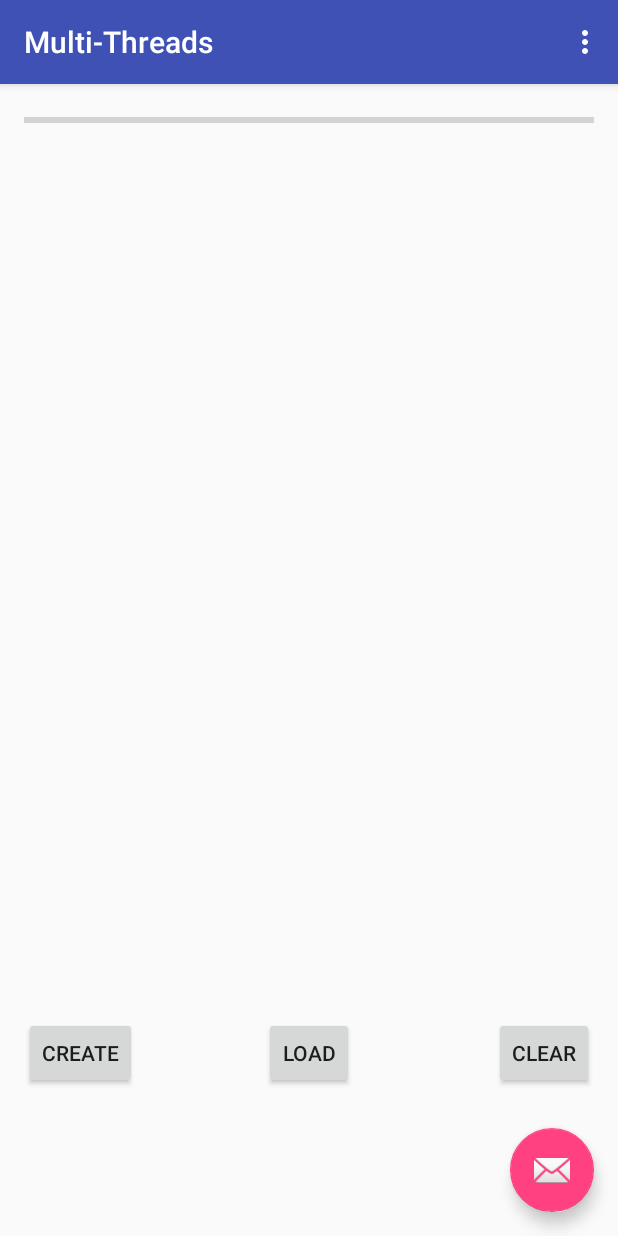
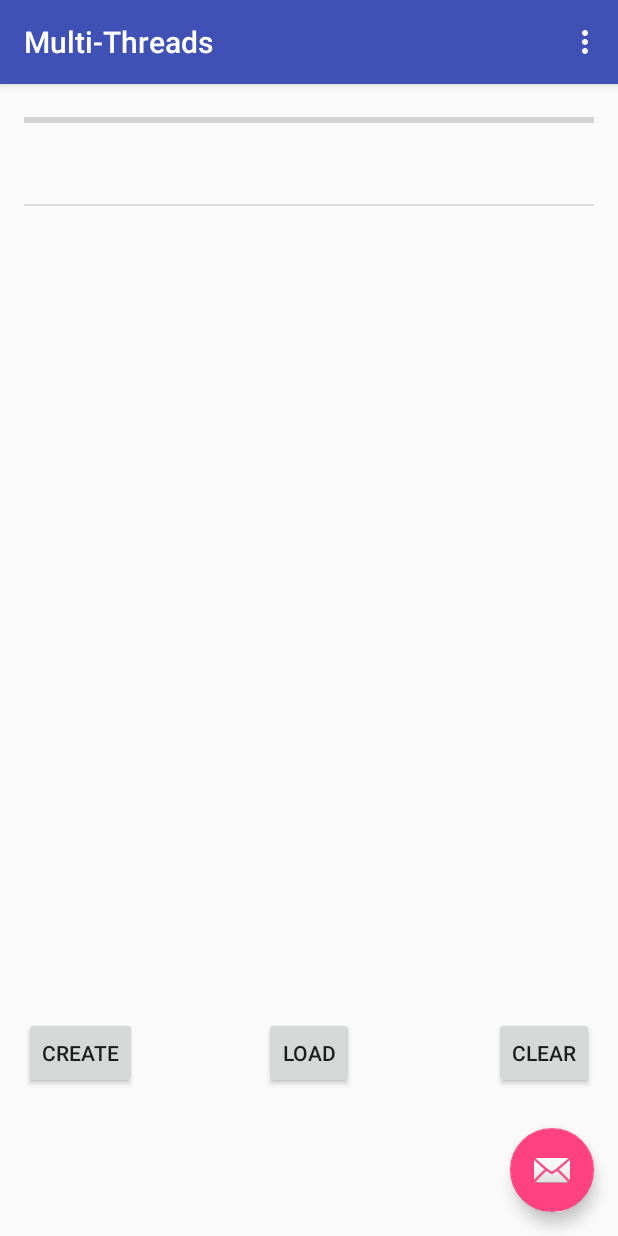
Before and after one commit to johnnymeyer/cs246Homework, an Android app: the screen it shows after launch (MainActivity), after a tap on "LOAD", on a phone screen of 412 x 824 dp. Run offline under Robolectric (Android 15) with nearby library versions, the phone set to English and light mode, and no system bars.

```diff
--- a/week6/Multi-Threads/app/src/main/java/com/cs246/johnmeyer/multi_threads/MainActivity.java
+++ b/week6/Multi-Threads/app/src/main/java/com/cs246/johnmeyer/multi_threads/MainActivity.java
@@ -10,15 +10,26 @@ import android.support.v7.widget.Toolbar;
 import android.view.Menu;
 import android.view.MenuItem;
 import android.view.View;
+import android.widget.ArrayAdapter;
+import android.widget.ListView;
+import android.widget.Toast;
 
+import java.io.BufferedReader;
+import java.io.File;
 import java.io.FileNotFoundException;
 import java.io.FileOutputStream;
+import java.io.FileReader;
 import java.io.IOException;
 import java.io.OutputStreamWriter;
+import java.nio.Buffer;
+import java.util.ArrayList;
+import java.util.List;
+import java.util.Scanner;
 
 public class MainActivity extends AppCompatActivity {
 
     FileOutputStream outputStream;
+    String fileName = "numbers.txt";
 
     @Override
     protected void onCreate(Bundle savedInstanceState) {
@@ -60,14 +71,14 @@ public class MainActivity extends AppCompatActivity {
     }
 
     public void onClickWriteFile(View v) {
-        String fileName = "numbers.txt";
+
         try {
             outputStream = openFileOutput(fileName, Context.MODE_PRIVATE);
             OutputStreamWriter writer = new OutputStreamWriter(outputStream);
 
             try {
                 for (int i = 1; i < 11; i++) {
-                    writer.write(i + '\n');
+                    writer.write(i);
                     try {
                         Thread.sleep(250);
                     }
@@ -76,6 +87,8 @@ public class MainActivity extends AppCompatActivity {
                     }
                 }
                 writer.close();
+
+                Toast.makeText(getApplicationContext(), "File Created", Toast.LENGTH_LONG).show();
             }
             catch (IOException e) {
                 e.printStackTrace();
@@ -87,6 +100,46 @@ public class MainActivity extends AppCompatActivity {
     }
 
     public void onClickLoadFile(View v) {
+        List<String> contents = new ArrayList<String>();
+        File filesDir = getFilesDir();
+        File toOpen = new File(filesDir, fileName);
+        ListView listViewHandle = (ListView) findViewById(R.id.listView);
+
+
+        String[] values = new String[] { "Android List View",
+                "Adapter implementation",
+                "Simple List View In Android",
+                "Create List View Android",
+                "Android Example",
+                "List View Source Code",
+                "List View Array Adapter",
+                "Android Example List View"
+        };
+
+
+        try {
+            BufferedReader br = new BufferedReader(new FileReader(toOpen));
+            String line;
+
+            while ((line = br.readLine()) != null) {
+                contents.add(line);
+                try {
+                    Thread.sleep(250);
+                }
+                catch (InterruptedException e) {
+                    // should never get here
+                }
+            }
+            br.close();
+        }
+        catch (IOException e) {
+            System.out.println(e);
+        }
+
+        ArrayAdapter<String> arrayAdapter = new ArrayAdapter<String>(this,
+                android.R.layout.simple_list_item_1, contents);
+
+        listViewHandle.setAdapter(arrayAdapter);
 
     }
 }
```
